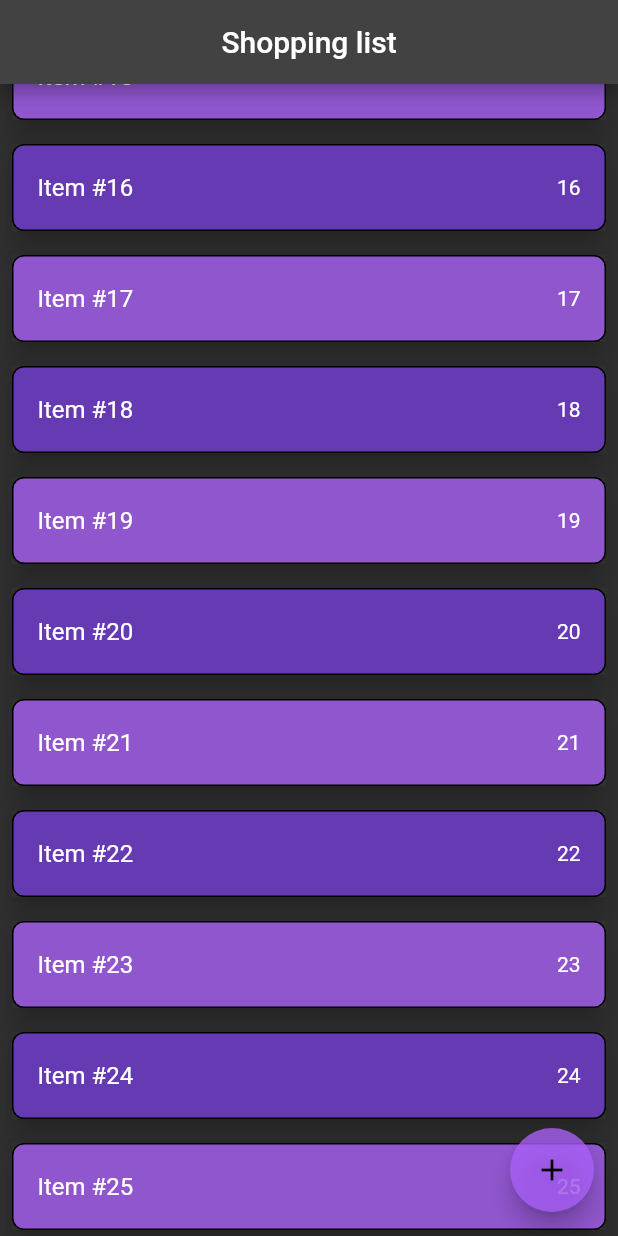
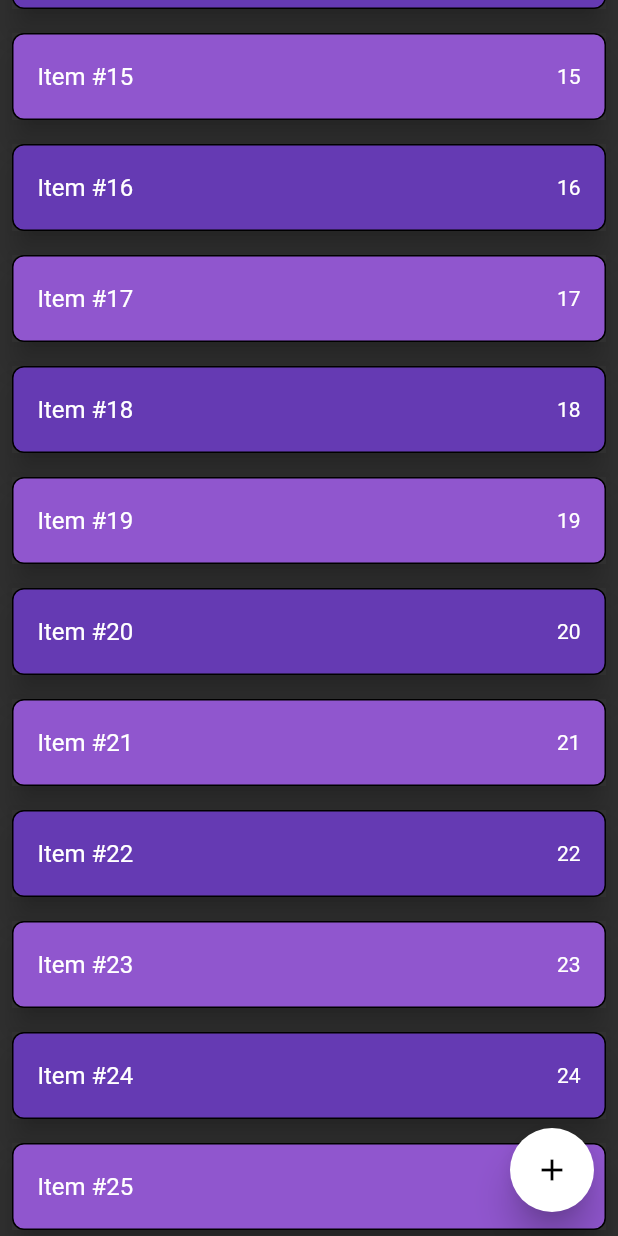
Before and after one commit to LucasMonir/Custom-Shopping-List, a Flutter app: the screen it shows after launch, scrolled down 1152 dp, on a phone screen of 412 x 824 dp. Run offline on Flutter 3.47's test engine with Material 2 defaults, Android fonts, the phone set to English and light mode, and no system bars; missing offline and left inert: dart:html.

Commit message:
Added a sliverappbar, fixed list size

```diff
--- a/lib/pages/home_page.dart
+++ b/lib/pages/home_page.dart
@@ -1,49 +1,50 @@
+import 'dart:html';
+
 import 'package:custom_wish_list/widgets/tile_widget.dart';
 import 'package:flutter/material.dart';
 
 class HomePage extends StatefulWidget {
   final String title;
   const HomePage({super.key, required this.title});
+
   @override
   State<HomePage> createState() => _HomePageState();
 }
 
 class _HomePageState extends State<HomePage> {
   List<String> list = List.generate(80, (index) => 'Item #$index');
+  final Color backgroundButtonColor = Colors.white;
+  final Color hoverButtonColor = Colors.grey;
+
   @override
   Widget build(BuildContext context) {
     return Scaffold(
-      appBar: AppBar(
-        title: Title(
-          color: Colors.black,
-          child: const Center(
-            child: Text('Shopping list'),
-          ),
+      body: CustomScrollView(slivers: [
+        SliverAppBar(
+          title: Text(widget.title),
+          floating: true,
+          flexibleSpace: Image.asset('aaaaa'),
+          expandedHeight: 50,
         ),
-      ),
-      body: Stack(
-        children: [
-          SizedBox(
-            width: MediaQuery.of(context).size.width,
-            height: MediaQuery.of(context).size.height,
-          ),
-          ListView.builder(
-            cacheExtent: 25,
-            itemBuilder: (context, index) => TileWidget(
+        SliverList(
+          delegate: SliverChildBuilderDelegate(
+            childCount: list.length,
+            (context, index) => TileWidget(
               title: list[index],
               index: index,
               price: index.toString(),
             ),
-          )
-        ],
-      ),
+          ),
+        ),
+      ],),
       floatingActionButton: FloatingActionButton(
-        backgroundColor: const Color.fromARGB(197, 172, 97, 252),
-        hoverColor: const Color.fromARGB(197, 95, 53, 139),
+        backgroundColor: backgroundButtonColor,
+        hoverColor: hoverButtonColor,
+        elevation: 10,
         onPressed: () {
           setState(() {});
         },
-        child: const Icon(Icons.add),
+        child: const Icon(Icons.add, color: Colors.black),
       ),
     );
   }
```
